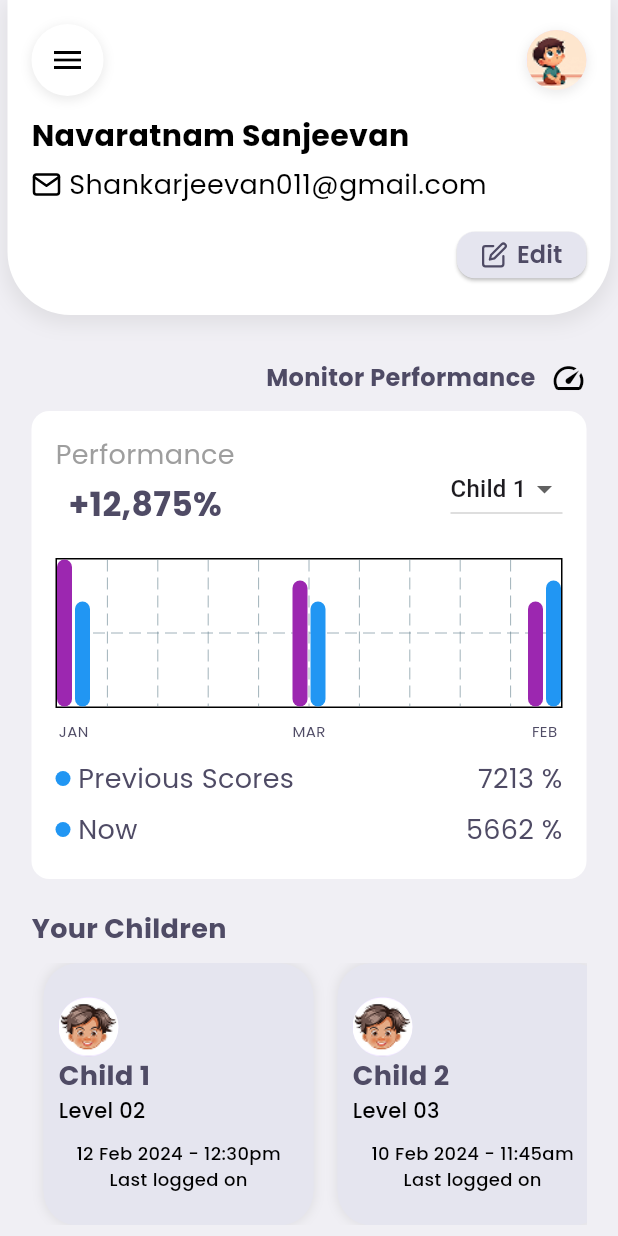
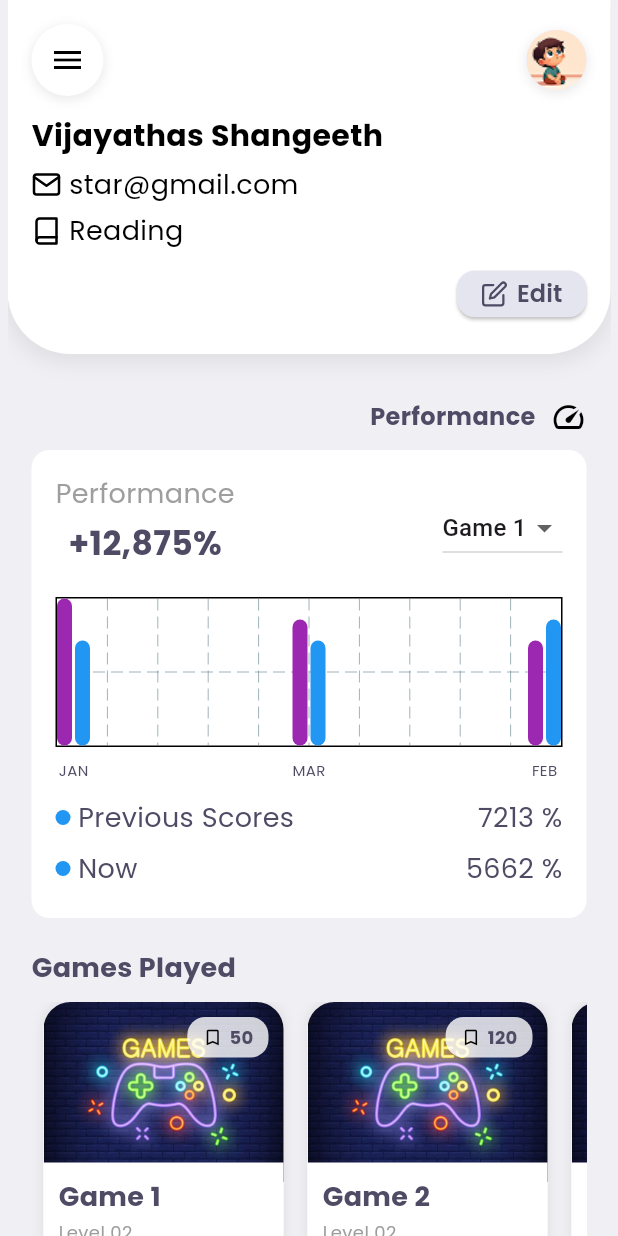
Before and after one commit to IT21273858/24-25J-133-app, a Flutter app: the RegisterDiseaseSelect screen opened directly, after a tap on "Continue as Child", after a tap on "Visual", on a phone screen of 412 x 824 dp. Run offline on Flutter 3.47's test engine with Material 3 defaults, Android fonts, the light colour scheme and no system bars; drawn by our look-alikes of fl_chart; our stand-ins replace flutter_feather_icons, google_fonts.

Commit message:
child dashboard implemented

```diff
--- a/dyslexia/lib/DashboardParent.dart
+++ b/dyslexia/lib/DashboardChild.dart
@@ -4,7 +4,7 @@ import 'package:dyslexia/components.dart';
 import 'package:fl_chart/fl_chart.dart';
 import 'package:flutter_feather_icons/flutter_feather_icons.dart';
 
-class DashboardParent extends StatelessWidget {
+class DashboardChild extends StatelessWidget {
   @override
   Widget build(BuildContext context) {
     return Scaffold(
@@ -87,7 +87,7 @@ class DashboardParent extends StatelessWidget {
                           crossAxisAlignment: CrossAxisAlignment.start,
                           children: [
                             Text(
-                              'Navaratnam Sanjeevan',
+                              'Vijayathas Shangeeth',
                               style: TextStyle(
                                 fontSize: 20,
                                 fontWeight: FontWeight.bold,
@@ -104,7 +104,22 @@ class DashboardParent extends StatelessWidget {
                                 ),
                                 SizedBox(width: 5),
                                 Text(
-                                  'Shankarjeevan011@gmail.com',
+                                  'star@gmail.com',
+                                  style: TextStyle(color: HeadingColor),
+                                ),
+                              ],
+                            ),
+                            SizedBox(height: 5),
+                            Row(
+                              children: [
+                                Icon(
+                                  FeatherIcons.book,
+                                  size: 20,
+                                  color: Colors.black,
+                                ),
+                                SizedBox(width: 5),
+                                Text(
+                                  'Reading',
                                   style: TextStyle(color: HeadingColor),
                                 ),
                               ],
@@ -114,7 +129,7 @@ class DashboardParent extends StatelessWidget {
                       ),
                     ],
                   ),
-                  SizedBox(height: 10),
+                  SizedBox(height: 5),
 
                   // Edit Button
                   Row(
@@ -157,7 +172,7 @@ class DashboardParent extends StatelessWidget {
             SizedBox(
               height:
                   MediaQuery.of(context).size.height *
-                  0.7, // 60% of screen height
+                  0.7, // 70% of screen height
               child: SingleChildScrollView(
                 child: Padding(
                   padding: const EdgeInsets.symmetric(horizontal: 16.0),
@@ -167,7 +182,7 @@ class DashboardParent extends StatelessWidget {
                         mainAxisAlignment: MainAxisAlignment.end,
                         children: [
                           Text(
-                            'Monitor Performance',
+                            'Performance',
                             style: TextStyle(
                               fontSize: 16,
                               fontWeight: FontWeight.bold,
@@ -230,8 +245,8 @@ class DashboardParent extends StatelessWidget {
                         ],
                         title: "Performance",
                         revenue: "+12,875%",
-                        dropdownValue: "Child 1",
-                        dropdownItems: ["Child 1", "Child 2", "Child 3"],
+                        dropdownValue: "Game 1",
+                        dropdownItems: ["Game 1", "Game 2", "Game 3"],
                         onDropdownChanged: (value) {},
                         legendData: {"Previous Scores": 7213, "Now": 5662},
                       ),
@@ -242,7 +257,7 @@ class DashboardParent extends StatelessWidget {
                         crossAxisAlignment: CrossAxisAlignment.start,
                         children: [
                           Text(
-                            "Your Children",
+                            "Games Played",
                             style: TextStyle(
                               fontSize: 18,
                               fontWeight: FontWeight.bold,
@@ -251,25 +266,25 @@ class DashboardParent extends StatelessWidget {
                           SizedBox(height: 10),
 
                           // Children Cards List (Slider)
-                          ChildCardSlider(
-                            childData: [
+                          GameCardSlider(
+                            gameData: [
                               {
-                                "name": "Child 1",
+                                "name": "Game 1",
                                 "level": "Level 02",
-                                "lastLogged": "12 Feb 2024 - 12:30pm",
-                                "image": "assets/images/child.png",
+                                "points": "50",
+                                "image": "assets/images/games_background.jpg",
                               },
                               {
-                                "name": "Child 2",
-                                "level": "Level 03",
-                                "lastLogged": "10 Feb 2024 - 11:45am",
-                                "image": "assets/images/child.png",
+                                "name": "Game 2",
+                                "level": "Level 02",
+                                "points": "120",
+                                "image": "assets/images/games_background.jpg",
                               },
                               {
-                                "name": "Child 3",
-                                "level": "Level 01",
-                                "lastLogged": "08 Feb 2024 - 02:15pm",
-                                "image": "assets/images/child.png",
+                                "name": "Game 3",
+                                "level": "Level 03",
+                                "points": "150",
+                                "image": "assets/images/games_background.jpg",
                               },
                             ],
                           ),
--- a/dyslexia/lib/RegisterChooseParent.dart
+++ b/dyslexia/lib/RegisterChooseParent.dart
@@ -1,5 +1,5 @@
+import 'package:dyslexia/DashboardParent.dart';
 import 'package:dyslexia/LoginPage.dart';
-import 'package:dyslexia/RegisterDiseaseSelect.dart';
 import 'package:flutter/material.dart';
 import 'package:dyslexia/variables.dart';
 import 'package:dyslexia/components.dart';
@@ -27,7 +27,7 @@ class _RegisterChooseParentState extends State<RegisterChooseParent> {
       print("Registering with ${emailController.text}");
       Navigator.push(
         context,
-        MaterialPageRoute(builder: (context) => RegisterDiseaseSelect()),
+        MaterialPageRoute(builder: (context) => DashboardParent()),
       );
     });
   }
--- a/dyslexia/lib/RegisterDiseaseSelect.dart
+++ b/dyslexia/lib/RegisterDiseaseSelect.dart
@@ -1,4 +1,4 @@
-import 'package:dyslexia/DashboardParent.dart';
+import 'package:dyslexia/DashboardChild.dart';
 import 'package:flutter/material.dart';
 import 'package:dyslexia/variables.dart';
 import 'package:dyslexia/components.dart';
@@ -27,7 +27,8 @@ class _RegisterDiseaseSelectState extends State<RegisterDiseaseSelect> {
       print("Registering with ${emailController.text}");
       Navigator.push(
         context,
-        MaterialPageRoute(builder: (context) => DashboardParent()),
+        // MaterialPageRoute(builder: (context) => DashboardParent()
+        MaterialPageRoute(builder: (context) => DashboardChild()),
       );
     });
   }
--- a/dyslexia/lib/components.dart
+++ b/dyslexia/lib/components.dart
@@ -479,3 +479,119 @@ class BarChartWidget extends StatelessWidget {
     );
   }
 }
+
+// Game card
+class GameCardSlider extends StatelessWidget {
+  final List<Map<String, String>> gameData;
+
+  const GameCardSlider({super.key, required this.gameData});
+
+  @override
+  Widget build(BuildContext context) {
+    return SizedBox(
+      height: 172, // Adjusted height for better spacing
+      child: ListView.builder(
+        scrollDirection: Axis.horizontal,
+        itemCount: gameData.length,
+        itemBuilder: (context, index) {
+          final game = gameData[index];
+
+          return Container(
+            width: 160,
+            margin: EdgeInsets.symmetric(horizontal: 8),
+            decoration: BoxDecoration(
+              borderRadius: BorderRadius.circular(18),
+              color: Colors.white,
+              boxShadow: [
+                BoxShadow(
+                  color: Colors.grey.withOpacity(0.2),
+                  spreadRadius: 1,
+                  blurRadius: 5,
+                ),
+              ],
+            ),
+            child: Stack(
+              children: [
+                // Background Image
+                ClipRRect(
+                  borderRadius: BorderRadius.only(
+                    topLeft: Radius.circular(18),
+                    topRight: Radius.circular(18),
+                  ),
+                  child: Image.asset(
+                    game['image']!,
+                    width: double.infinity,
+                    height: 120,
+                    fit: BoxFit.cover,
+                  ),
+                ),
+
+                // Points Display (Top-Right)
+                Positioned(
+                  top: 10,
+                  right: 10,
+                  child: Container(
+                    padding: EdgeInsets.symmetric(horizontal: 10, vertical: 5),
+                    decoration: BoxDecoration(
+                      color: Colors.white.withOpacity(0.8),
+                      borderRadius: BorderRadius.circular(12),
+                    ),
+                    child: Row(
+                      children: [
+                        Icon(
+                          Icons.bookmark_border,
+                          size: 14,
+                          color: Colors.black,
+                        ),
+                        SizedBox(width: 4),
+                        Text(
+                          game['points']!,
+                          style: TextStyle(
+                            fontWeight: FontWeight.bold,
+                            fontSize: 12,
+                          ),
+                        ),
+                      ],
+                    ),
+                  ),
+                ),
+
+                // Game Name & Level (Bottom Section)
+                Positioned(
+                  bottom: 0,
+                  left: 0,
+                  right: 0,
+                  child: Container(
+                    padding: EdgeInsets.all(10),
+                    decoration: BoxDecoration(
+                      color: Colors.white,
+                      borderRadius: BorderRadius.only(
+                        bottomLeft: Radius.circular(18),
+                        bottomRight: Radius.circular(18),
+                      ),
+                    ),
+                    child: Column(
+                      crossAxisAlignment: CrossAxisAlignment.start,
+                      children: [
+                        Text(
+                          game['name']!,
+                          style: TextStyle(fontWeight: FontWeight.bold),
+                          overflow: TextOverflow.ellipsis,
+                        ),
+                        SizedBox(height: 2),
+                        Text(
+                          game['level']!,
+                          style: TextStyle(color: Colors.grey, fontSize: 12),
+                        ),
+                      ],
+                    ),
+                  ),
+                ),
+              ],
+            ),
+          );
+        },
+      ),
+    );
+  }
+}
--- a/dyslexia/pubspec.yaml
+++ b/dyslexia/pubspec.yaml
@@ -74,6 +74,7 @@ flutter:
       - assets/images/memory.png
       - assets/images/user.png
       - assets/images/child.png
+      - assets/images/games_background.jpg
   #   - images/a_dot_burr.jpeg
   #   - images/a_dot_ham.jpeg
 
```
Also changed, not shown: dyslexia/assets/images/games_background.jpg (added).
